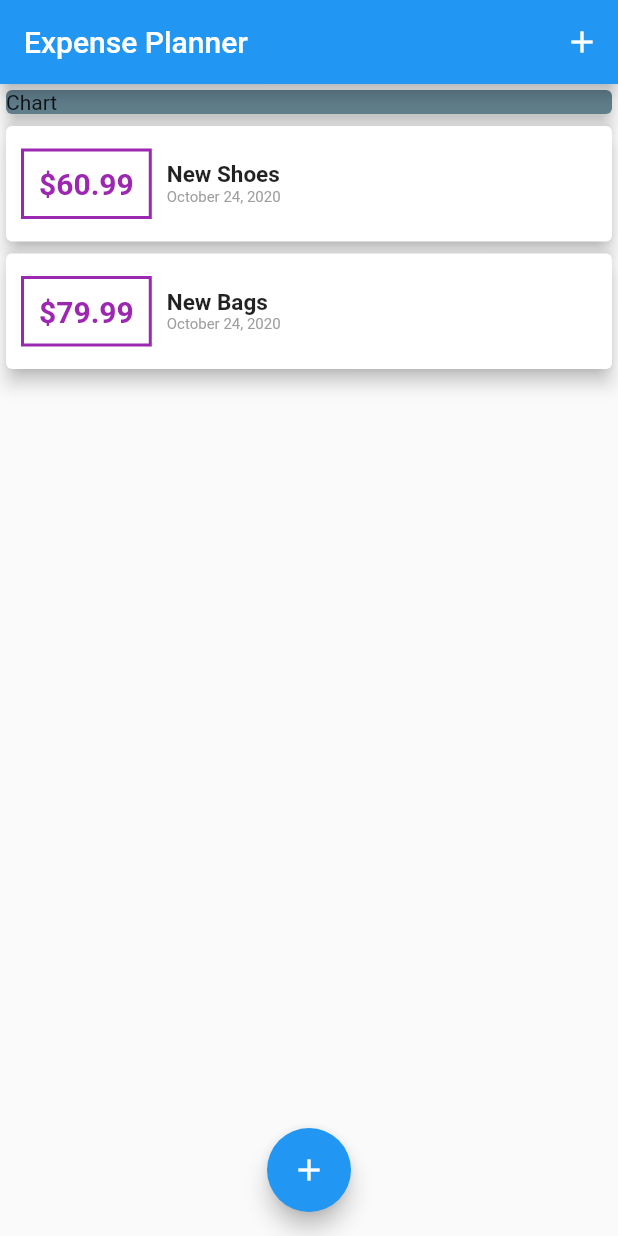
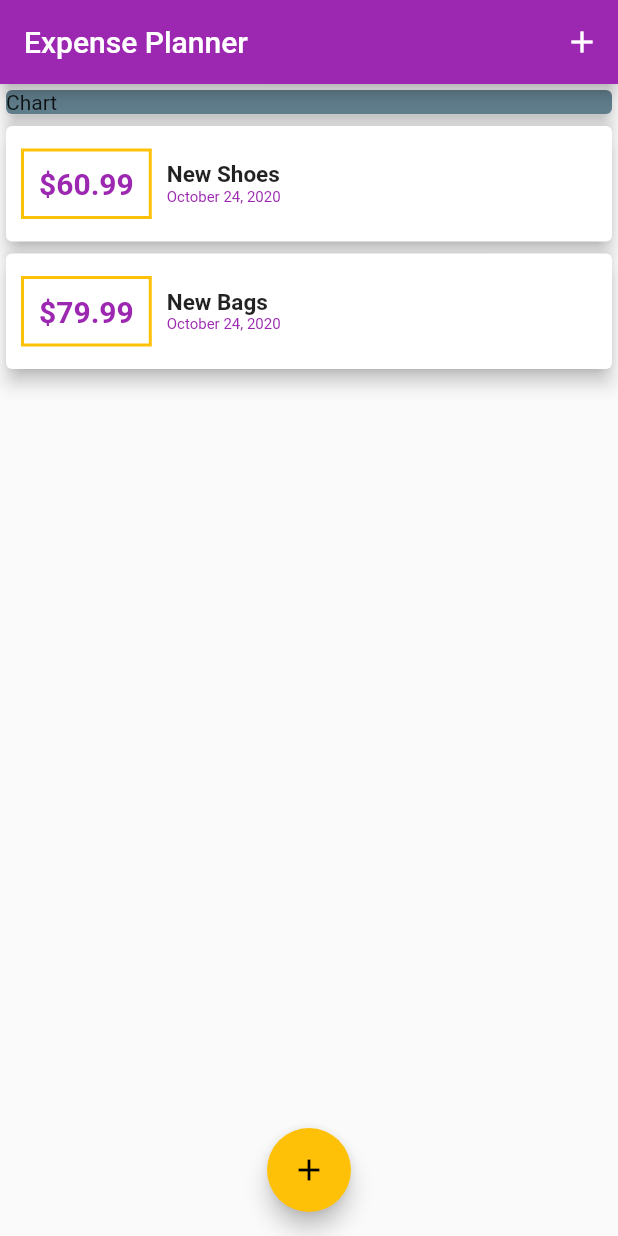
Before and after one commit to DevAdedoyin/Expense-Planner, a Flutter app: the screen it shows after launch, on a phone screen of 412 x 824 dp. Run offline on Flutter 3.47's test engine with Material 2 defaults, Android fonts, the phone set to English and light mode, and no system bars.

Commit message:
Expense Planner App: Color Themes Added

```diff
--- a/lib/main.dart
+++ b/lib/main.dart
@@ -12,6 +12,7 @@ class MyApp extends StatelessWidget {
   Widget build(BuildContext context) {
     return MaterialApp(
       title: "Expense Planner",
+      theme: ThemeData(primarySwatch: Colors.purple, accentColor: Colors.amber),
       home: HomePage(),
     );
   }
--- a/lib/widgets/transaction_list.dart
+++ b/lib/widgets/transaction_list.dart
@@ -18,7 +18,8 @@ class TransactionList extends StatelessWidget {
               children: [
                 Container(
                   decoration: BoxDecoration(
-                      border: Border.all(color: Colors.purple, width: 2)),
+                      border: Border.all(
+                          color: Theme.of(context).accentColor, width: 2)),
                   margin: EdgeInsets.symmetric(horizontal: 10, vertical: 15),
                   padding: EdgeInsets.all(10),
                   child: Text(
@@ -39,7 +40,8 @@ class TransactionList extends StatelessWidget {
                     ),
                     Text(
                       DateFormat.yMMMMd().format(_transactions[index].date),
-                      style: TextStyle(color: Colors.grey, fontSize: 10),
+                      style: TextStyle(
+                          color: Theme.of(context).primaryColor, fontSize: 10),
                     )
                   ],
                 )
```
